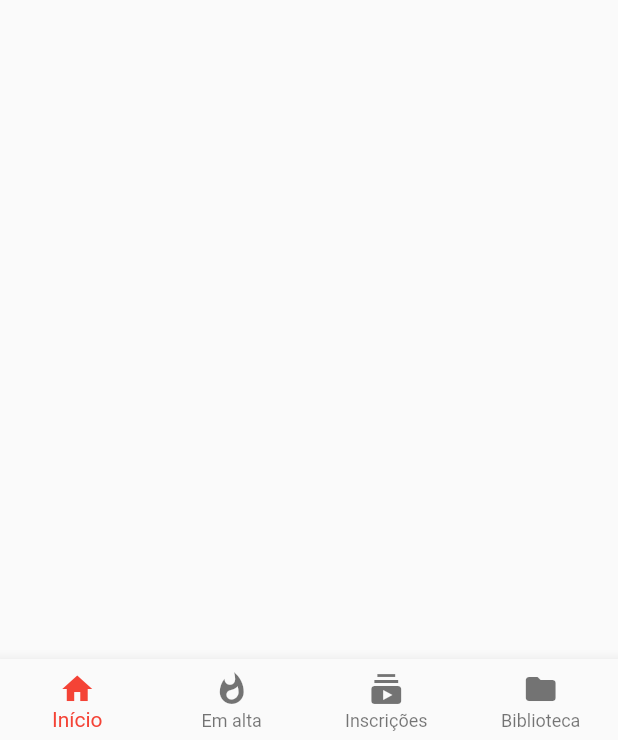
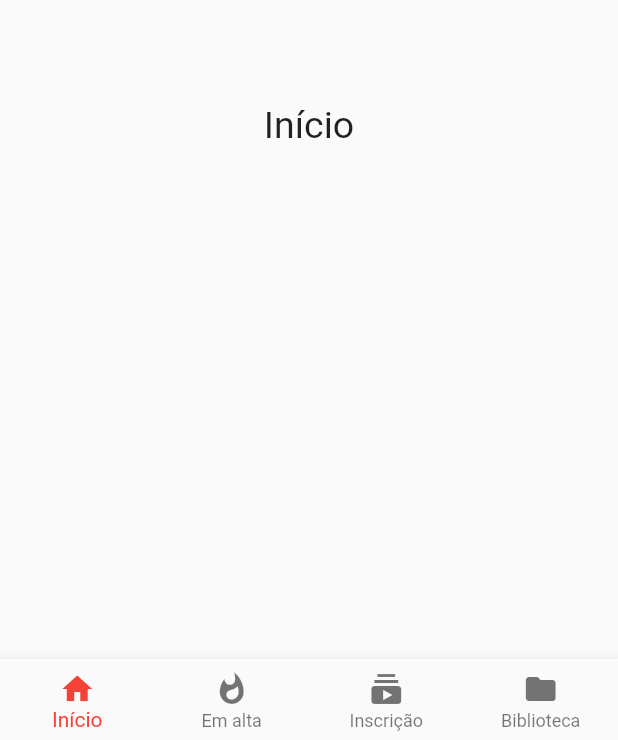
Before and after one commit to leandrotux/clone_youtube, a Flutter app: the screen it shows after launch, on a phone screen of 412 x 824 dp. Shown: the part 493-1233 px from the top of the screen. Run offline on Flutter 3.47's test engine with Material 2 defaults, Android fonts, the phone set to English and light mode, and no system bars.

Commit message:
Add Telas

```diff
--- a/lib/Home.dart
+++ b/lib/Home.dart
@@ -1,4 +1,8 @@
 import 'package:flutter/material.dart';
+import 'package:youtube/telas/Biblioteca.dart';
+import 'package:youtube/telas/Inicio.dart';
+import 'package:youtube/telas/Inscricao.dart';
+import 'package:youtube/telas/emAlta.dart';
 
 class Home extends StatefulWidget {
   @override
@@ -10,6 +14,7 @@ class _HomeState extends State<Home> {
 
   @override
   Widget build(BuildContext context) {
+    List<Widget> telas = [Inicio(), EmAlta(), Inscricao(), Biblioteca()];
     return Scaffold(
       appBar: AppBar(
         backgroundColor: Colors.white,
@@ -42,7 +47,7 @@ class _HomeState extends State<Home> {
           )
         ],
       ),
-      body: Container(),
+      body: telas[_indiceAtual],
       bottomNavigationBar: BottomNavigationBar(
         currentIndex: _indiceAtual,
         onTap: (indice) {
@@ -58,7 +63,7 @@ class _HomeState extends State<Home> {
           BottomNavigationBarItem(
               title: Text("Em alta"), icon: Icon(Icons.whatshot)),
           BottomNavigationBarItem(
-              title: Text("Inscrições"), icon: Icon(Icons.subscriptions)),
+              title: Text("Inscrição"), icon: Icon(Icons.subscriptions)),
           BottomNavigationBarItem(
               title: Text("Biblioteca"), icon: Icon(Icons.folder)),
         ],
--- /dev/null
+++ b/lib/telas/Inicio.dart
@@ -0,0 +1,20 @@
+import 'package:flutter/material.dart';
+
+class Inicio extends StatefulWidget {
+  @override
+  _InicioState createState() => _InicioState();
+}
+
+class _InicioState extends State<Inicio> {
+  @override
+  Widget build(BuildContext context) {
+    return Container(
+      child: Center(
+        child: Text(
+          "Início",
+          style: TextStyle(fontSize: 25),
+        ),
+      ),
+    );
+  }
+}
```
Also changed, not shown: lib/telas/Biblioteca.dart (added, +20 -0 lines), lib/telas/EmAlta.dart (added, +20 -0 lines), lib/telas/Inscricao.dart (added, +20 -0 lines).
